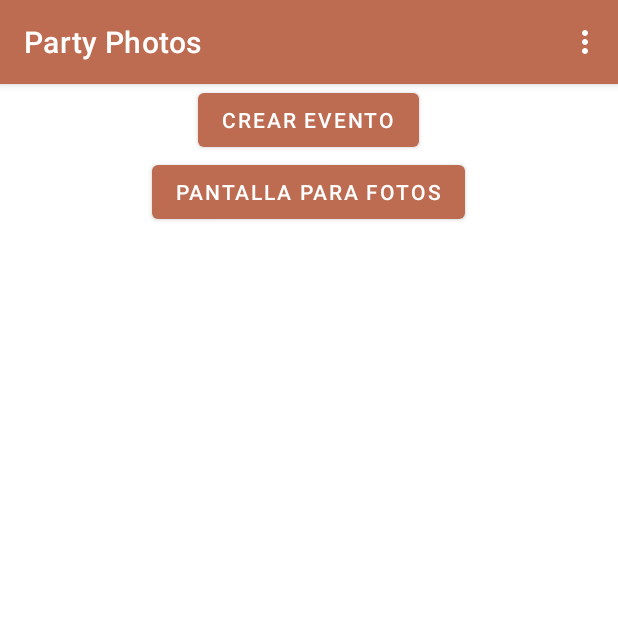
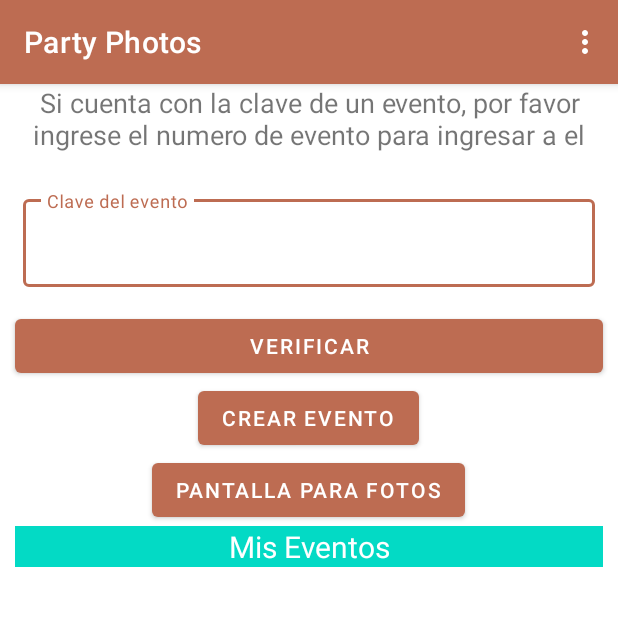
Before and after one commit to charlie1525/LADM_U4_Practica2_AlbumFotografico_CarlosyCarlos, an Android app: the screen it shows after launch once a user with an empty profile is signed in (Selector), on a phone screen of 412 x 824 dp, the top half of it. Run offline under Robolectric (Android 15) with nearby library versions, the phone set to English and light mode, and no system bars; our stand-ins replace Firebase (no records; nobody signed in at launch, a user with empty details on screens opened directly).

Commit message:
Addition of activity to edit event and modification of activity selector

```diff
--- a/app/src/main/AndroidManifest.xml
+++ b/app/src/main/AndroidManifest.xml
@@ -13,6 +13,9 @@
         android:supportsRtl="true"
         android:theme="@style/Theme.LADM_U4_Practica2_AlbumFotografico_CarlosyCarlos"
         tools:targetApi="31">
+        <activity
+            android:name=".EditEventActivity"
+            android:exported="false" />
         <activity
             android:name=".PhotoUpload"
             android:exported="false" />
--- a/app/src/main/java/mx/tecnm/ittepic/ladm_u4_practica2_albumfotografico_carlosycarlos/Selector.kt
+++ b/app/src/main/java/mx/tecnm/ittepic/ladm_u4_practica2_albumfotografico_carlosycarlos/Selector.kt
@@ -36,6 +36,11 @@ class Selector : AppCompatActivity() {
             val uploadPhotos = Intent(this, PhotoUpload::class.java)
             uploadPhotos.putExtra("id", key)
             startActivity(uploadPhotos)
+        }
+        binding.checkEvent.setOnClickListener {
+            val editEvent = Intent(this, EditEventActivity::class.java)
+            editEvent.putExtra("event_id", binding.idEvento.text.toString())
+            startActivity(editEvent)
         }
 
     }
--- a/app/src/main/res/layout/activity_selector.xml
+++ b/app/src/main/res/layout/activity_selector.xml
@@ -7,6 +7,35 @@
     android:orientation="vertical"
     android:layout_margin="20dp">
 
+    <TextView
+        android:layout_width="match_parent"
+        android:layout_height="wrap_content"
+        android:text="Si cuenta con la clave de un evento, por favor ingrese el numero de evento para ingresar a el"
+        android:textAlignment="center"
+        android:layout_marginBottom="20dp"
+        android:textSize="18dp"
+        />
+    <com.google.android.material.textfield.TextInputLayout
+        style="@style/Widget.MaterialComponents.TextInputLayout.OutlinedBox"
+        android:layout_width="match_parent"
+        android:layout_height="wrap_content"
+        android:hint="@string/eventID"
+        android:layout_marginBottom="10dp"
+        android:layout_marginHorizontal="10dp"
+        android:padding="5dp">
+
+        <com.google.android.material.textfield.TextInputEditText
+            android:id="@+id/idEvento"
+            android:layout_width="match_parent"
+            android:layout_height="wrap_content"
+            android:textSize="17sp" />
+    </com.google.android.material.textfield.TextInputLayout>
+    <Button
+        android:layout_width="match_parent"
+        android:layout_height="wrap_content"
+        android:text="@string/checkEvent"
+        android:layout_marginHorizontal="10dp"
+        android:id="@+id/checkEvent"/>
     <Button
         android:layout_width="wrap_content"
         android:layout_height="wrap_content"
@@ -19,6 +48,23 @@
         android:text="pantalla para fotos"
         android:layout_gravity="center"
         android:id="@+id/btnFotos"/>
+    <TextView
+        android:id="@+id/textView2"
+        android:layout_width="match_parent"
+        android:layout_height="wrap_content"
+        android:text="Mis Eventos"
+        android:textAlignment="center"
+        android:textColor="@color/white"
+        android:layout_marginHorizontal="10dp"
+        android:background="@color/teal_200"
+        android:layout_marginBottom="20dp"
+        android:textSize="20sp" />
+    <ListView
+        android:layout_width="match_parent"
+        android:layout_height="wrap_content"
+        android:id="@+id/listaEventosPersonal"
+
+        />
 
 
 </LinearLayout>
--- a/app/src/main/res/values/colors.xml
+++ b/app/src/main/res/values/colors.xml
@@ -9,4 +9,5 @@
     <color name="white">#FFFFFFFF</color>
     <color name="salmon">#FF5A73</color>
     <color name="colorCrema">#FFF6ED</color>
+    <color name="gray">#9b9b9b</color>
 </resources>
--- a/app/src/main/res/values/strings.xml
+++ b/app/src/main/res/values/strings.xml
@@ -17,4 +17,12 @@
     <string name="eventStatusUP">Estatus:</string>
     <string name="enviarBtnUP">enviar</string>
     <string name="sendImageBtnUp">Elegir imagen</string>
+    <string name="eventID">Clave del evento </string>
+    <string name="checkEvent">Verificar </string>
+    <string name="eventDetailTitle">Datos de mi evento </string>
+    <string name="eventDetailName">Nombre del evento </string>
+    <string name="eventDetailType">Tipo de evento </string>
+    <string name="eventDetailDate">Fecha del evento </string>
+    <string name="eventDetailStatus">Status del evento </string>
+    <string name="eventDetailUpdate">Actualizar </string>
 </resources>
```
Also changed, not shown: app/src/main/java/mx/tecnm/ittepic/ladm_u4_practica2_albumfotografico_carlosycarlos/EditEventActivity.kt (added, +14 -0 lines), app/src/main/res/layout/activity_edit_event.xml (added, +89 -0 lines).
